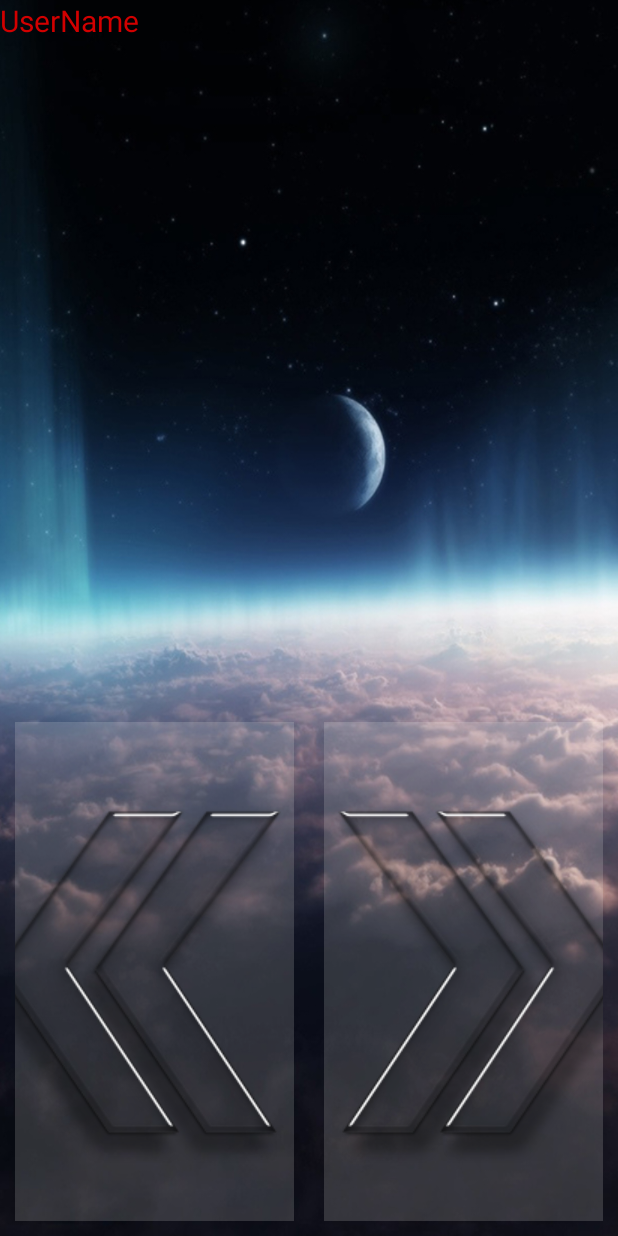
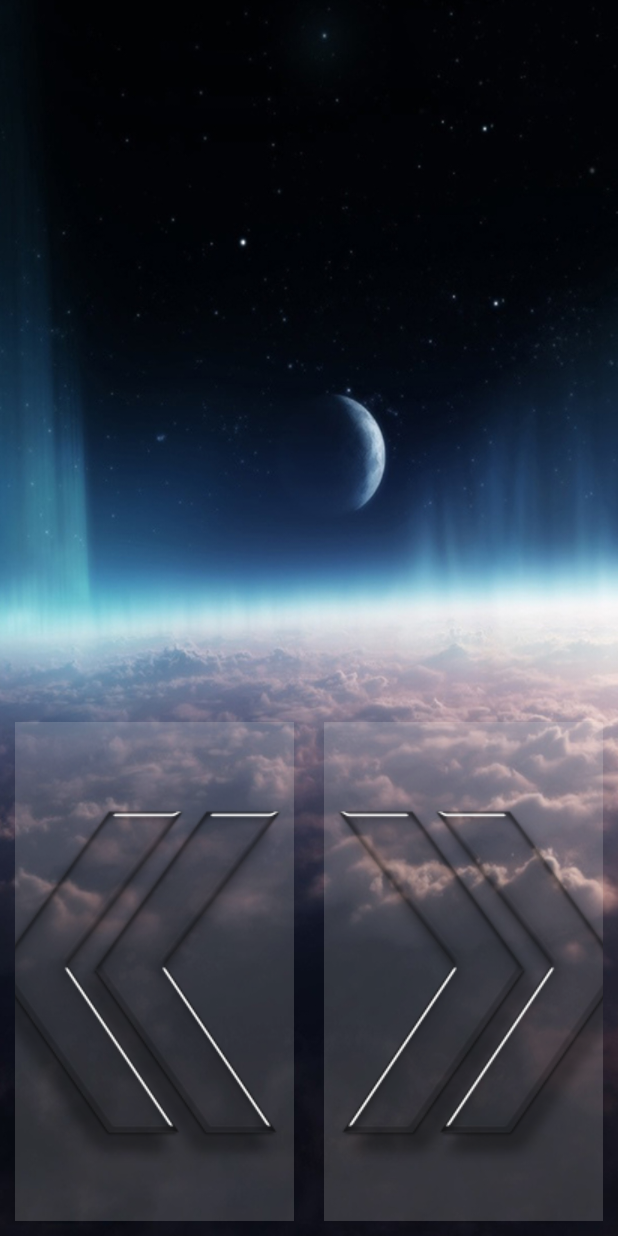
Before and after one commit to landtanin/Space-Ship, an Android app: the layout activity_game_control.xml on its own in the app's theme, with its tools: preview values and no code run, on a phone screen of 412 x 824 dp. Run offline under Robolectric (Android 15) with nearby library versions, the phone set to English and light mode, and no system bars.

Commit message:
Move PILOT:name from GameControllerActivity to ActionBar

```diff
--- a/app/src/main/java/com/example/landtanin/spaceship/GameControlActivity.java
+++ b/app/src/main/java/com/example/landtanin/spaceship/GameControlActivity.java
@@ -5,13 +5,13 @@ import android.support.v7.app.AppCompatActivity;
 import android.view.View;
 import android.widget.ImageButton;
 import android.widget.ImageView;
-import android.widget.TextView;
+
 
 public class GameControlActivity extends AppCompatActivity {
 
     private ImageButton arrowRight, arrowLeft;
     private String userName;
-    private TextView userShow;
+    //private TextView userShow;
     private ImageView userShip;
     private int[] shipImages;
     private int shipCount;
@@ -32,7 +32,10 @@ public class GameControlActivity extends AppCompatActivity {
 
         String showString = "PILOT : " + userName;
 
-        userShow.setText(showString);
+        setTitle(showString); // show String Text in Action Bar
+        //getActionBar().setIcon(R.drawable.ship1);
+
+        //userShow.setText(showString);
 
         shipImages = new int[]{
 
@@ -76,8 +79,10 @@ public class GameControlActivity extends AppCompatActivity {
 
         arrowLeft = (ImageButton) findViewById(R.id.buttonLeft);
         arrowRight = (ImageButton) findViewById(R.id.buttonRight);
-        userShow = (TextView) findViewById(R.id.userShow);
+        //userShow = (TextView) findViewById(R.id.userShow);
         userShip = (ImageView) findViewById(R.id.userShip);
 
     }
+
+
 }
--- a/app/src/main/res/layout/activity_game_control.xml
+++ b/app/src/main/res/layout/activity_game_control.xml
@@ -1,8 +1,12 @@
 <?xml version="1.0" encoding="utf-8"?>
 <LinearLayout xmlns:android="http://schemas.android.com/apk/res/android"
-    android:orientation="vertical" android:layout_width="match_parent"
+    xmlns:app="http://schemas.android.com/apk/res-auto"
+    android:orientation="vertical"
+    android:layout_width="match_parent"
     android:layout_height="match_parent"
-    android:background="@drawable/space_bg7">
+    android:background="@drawable/space_bg7"
+    android:id="@+id/gameControl"
+    app:showAsAction="always|withText">
 
     <FrameLayout
         android:layout_width="match_parent"
@@ -13,15 +17,6 @@
             android:orientation="vertical"
             android:layout_width="match_parent"
             android:layout_height="match_parent">
-
-            <TextView
-                android:layout_width="match_parent"
-                android:layout_height="wrap_content"
-                android:text="UserName"
-                android:id="@+id/userShow"
-                android:layout_gravity="left|top"
-                android:textColor="#d20000"
-                android:textSize="20dp" />
 
             <ImageView
                 android:layout_width="wrap_content"
```
